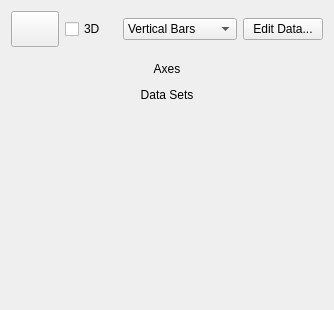
The window that plugins/chartshape/PlotAreaConfigWidget.ui (KDE/calligra) describes before a commit, drawn with Qt 5.
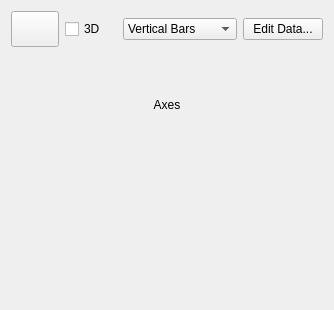
The same window after the commit. The open tabs and pages were chosen to show the change. Icons and pictures are not drawn. Custom widgets are drawn as their Qt base class.

Commit message: Chart: Stock: Add save/load attributes, improve config widget

What changed in the file:
```diff
--- a/plugins/chartshape/PlotAreaConfigWidget.ui
+++ b/plugins/chartshape/PlotAreaConfigWidget.ui
@@ -158,6 +158,16 @@
      </widget>
      <widget class="QWidget" name="stockPage">
       <layout class="QVBoxLayout" name="verticalLayout_5">
+       <item>
+        <widget class="KoChart::StockConfigWidget" name="stockConfigWidget" native="true">
+         <property name="minimumSize">
+          <size>
+           <width>0</width>
+           <height>30</height>
+          </size>
+         </property>
+        </widget>
+       </item>
        <item>
         <widget class="QLabel" name="label_4">
          <property name="text">
@@ -169,15 +179,12 @@
         </widget>
        </item>
        <item>
-        <widget class="KoChart::AxesConfigWidget" name="stockAxes" native="true"/>
-       </item>
-       <item>
-        <widget class="QLabel" name="label_5">
-         <property name="text">
-          <string>Data Sets</string>
-         </property>
-         <property name="alignment">
-          <set>Qt::AlignCenter</set>
+        <widget class="KoChart::AxesConfigWidget" name="stockAxes" native="true">
+         <property name="minimumSize">
+          <size>
+           <width>0</width>
+           <height>30</height>
+          </size>
          </property>
         </widget>
        </item>
```
Left out of the diff: 5 changed lines with no effect on the pictures. The commit also changes 15 other files.
